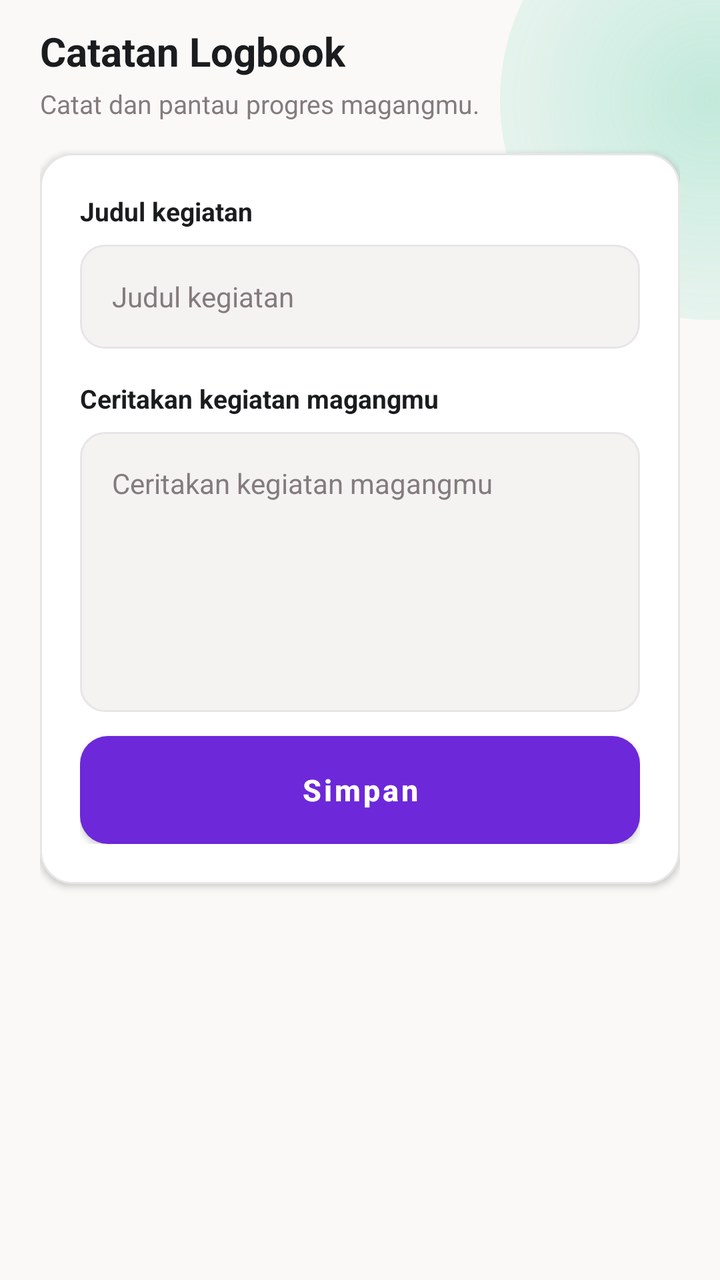
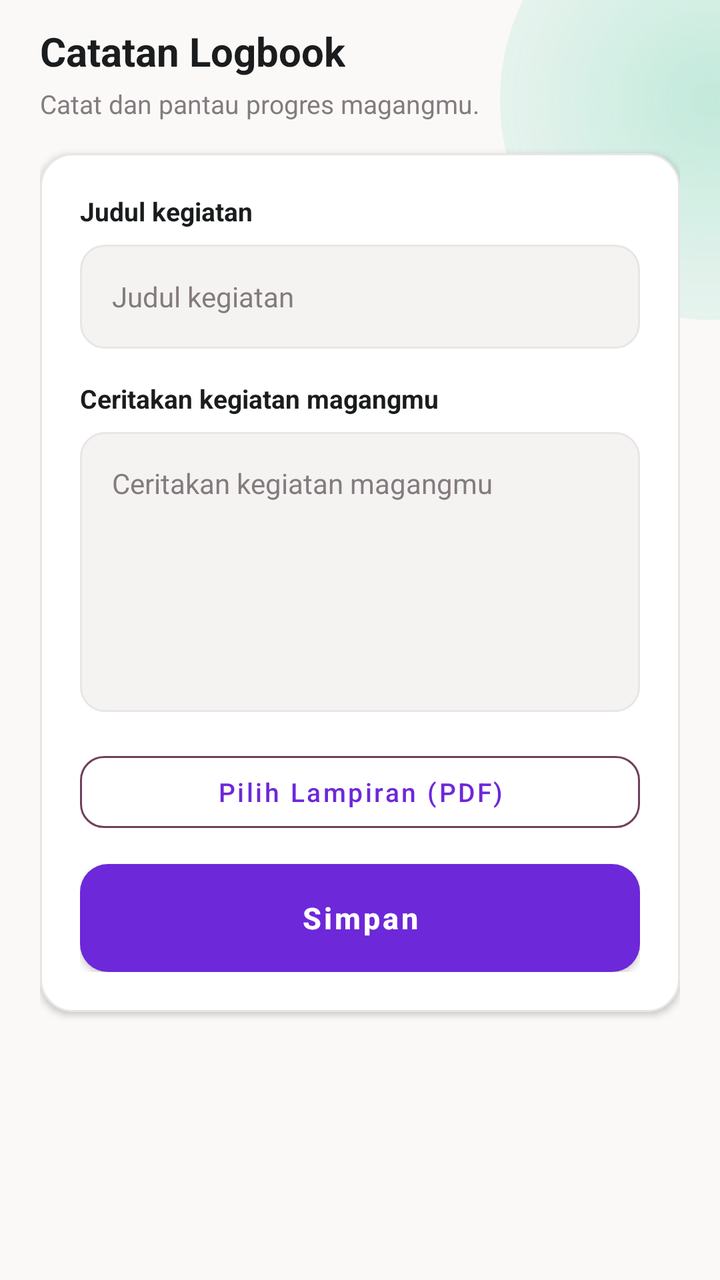

Before-and-after screenshots of an Android layout around one commit, followed by the original layout XML and the change that was made.
<!-- AndroidManifest.xml: activity theme Theme.Sixtern.Login -->
<!-- res/layout/activity_logbook_form.xml -->
<?xml version="1.0" encoding="utf-8"?>
<ScrollView xmlns:android="http://schemas.android.com/apk/res/android"
    xmlns:app="http://schemas.android.com/apk/res-auto"
    android:layout_width="match_parent"
    android:layout_height="match_parent"
    android:background="@drawable/bg_login"
    android:fillViewport="true"
    android:fitsSystemWindows="true">

    <LinearLayout
        android:layout_width="match_parent"
        android:layout_height="wrap_content"
        android:orientation="vertical"
        android:paddingStart="20dp"
        android:paddingEnd="20dp"
        android:paddingTop="12dp"
        android:paddingBottom="20dp">

        <TextView
            android:layout_width="wrap_content"
            android:layout_height="wrap_content"
            android:text="@string/logbook_form_title"
            android:textColor="@color/login_text_primary"
            android:textSize="20sp"
            android:textStyle="bold" />

        <TextView
            android:layout_width="wrap_content"
            android:layout_height="wrap_content"
            android:layout_marginTop="4dp"
            android:text="@string/logbook_subtitle"
            android:textColor="@color/login_text_secondary"
            android:textSize="13sp" />

        <LinearLayout
            android:layout_width="match_parent"
            android:layout_height="wrap_content"
            android:layout_marginTop="16dp"
            android:background="@drawable/bg_login_card"
            android:elevation="2dp"
            android:orientation="vertical"
            android:padding="20dp">

            <TextView
                android:layout_width="wrap_content"
                android:layout_height="wrap_content"
                android:text="@string/logbook_title_hint"
                android:textColor="@color/login_text_primary"
                android:textSize="13sp"
                android:textStyle="bold" />

            <EditText
                android:id="@+id/titleInput"
                android:layout_width="match_parent"
                android:layout_height="52dp"
                android:layout_marginTop="8dp"
                android:background="@drawable/bg_login_input"
                android:hint="@string/logbook_title_hint"
                android:importantForAutofill="no"
                android:inputType="text"
                android:paddingStart="16dp"
                android:paddingEnd="16dp"
                android:textColor="@color/login_text_primary"
                android:textColorHint="@color/login_text_secondary"
                android:textSize="14sp" />

            <TextView
                android:layout_width="wrap_content"
                android:layout_height="wrap_content"
                android:layout_marginTop="16dp"
                android:text="@string/logbook_desc_hint"
                android:textColor="@color/login_text_primary"
                android:textSize="13sp"
                android:textStyle="bold" />

            <EditText
                android:id="@+id/descInput"
                android:layout_width="match_parent"
                android:layout_height="140dp"
                android:layout_marginTop="8dp"
                android:background="@drawable/bg_login_input"
                android:gravity="top"
                android:hint="@string/logbook_desc_hint"
                android:importantForAutofill="no"
                android:inputType="textMultiLine"
                android:padding="16dp"
                android:textColor="@color/login_text_primary"
                android:textColorHint="@color/login_text_secondary"
                android:textSize="14sp" />

            <ProgressBar
                android:id="@+id/loadingBar"
                android:layout_width="wrap_content"
                android:layout_height="wrap_content"
                android:layout_gravity="center_horizontal"
                android:layout_marginTop="12dp"
                android:visibility="gone" />

            <Button
                android:id="@+id/saveButton"
                android:layout_width="match_parent"
                android:layout_height="54dp"
                android:layout_marginTop="12dp"
                android:background="@drawable/bg_login_button"
                android:backgroundTint="@null"
                android:text="@string/save"
                android:textAllCaps="false"
                android:textColor="@color/login_button_text"
                android:textSize="15sp"
                android:textStyle="bold" />
        </LinearLayout>
    </LinearLayout>
</ScrollView>
<!-- resources referenced by this layout -->
<resources>
  <color name="login_button_text">#FFFFFFFF</color>
  <color name="login_text_primary">#FF1A1C1E</color>
  <color name="login_text_secondary">#FF847B7F</color>
  <!-- drawable bg_login (drawable) -->
  <?xml version="1.0" encoding="utf-8"?>
  <layer-list xmlns:android="http://schemas.android.com/apk/res/android">
      
      <item>
          <shape android:shape="rectangle">
              <solid android:color="@color/login_bg" />
          </shape>
      </item>
      
      <item
          android:left="250dp"
          android:top="-60dp"
          android:right="-100dp"
          android:bottom="480dp">
          <shape android:shape="oval">
              <gradient
                  android:type="radial"
                  android:gradientRadius="180dp"
                  android:startColor="#3D10B981"
                  android:centerColor="#1A10B981"
                  android:endColor="#0010B981" />
          </shape>
      </item>
  </layer-list>
  <!-- drawable bg_login_button (drawable) -->
  <?xml version="1.0" encoding="utf-8"?>
  <shape xmlns:android="http://schemas.android.com/apk/res/android" android:shape="rectangle">
      <solid android:color="@color/login_button" />
      <corners android:radius="14dp" />
  </shape>
  <!-- drawable bg_login_card (drawable) -->
  <?xml version="1.0" encoding="utf-8"?>
  <shape xmlns:android="http://schemas.android.com/apk/res/android" android:shape="rectangle">
      <solid android:color="@color/login_card" />
      <stroke android:width="1dp" android:color="@color/login_input_stroke" />
      <corners android:radius="16dp" />
  </shape>
  <!-- drawable bg_login_input (drawable) -->
  <?xml version="1.0" encoding="utf-8"?>
  <shape xmlns:android="http://schemas.android.com/apk/res/android" android:shape="rectangle">
      <solid android:color="@color/login_input_fill" />
      <stroke android:width="1dp" android:color="@color/login_input_stroke" />
      <corners android:radius="12dp" />
  </shape>
  <string name="logbook_desc_hint">Ceritakan kegiatan magangmu</string>
  <string name="logbook_form_title">Catatan Logbook</string>
  <string name="logbook_subtitle">Catat dan pantau progres magangmu.</string>
  <string name="logbook_title_hint">Judul kegiatan</string>
  <string name="save">Simpan</string>
  <style name="Theme.Sixtern.Login" parent="Theme.MaterialComponents.Light.NoActionBar">
          <item name="colorPrimary">@color/sixtern_purple</item>
          <item name="colorOnPrimary">@color/white</item>
          <item name="colorSecondary">@color/sixtern_green</item>
          <item name="android:statusBarColor">@color/login_bg</item>
          <item name="android:windowLightStatusBar">true</item>
          <item name="android:windowBackground">@color/login_bg</item>
      </style>
  <color name="login_bg">#FFFAF9F8</color>
  <color name="login_button">#FF6F3F59</color>
  <color name="login_card">#FFFFFFFF</color>
  <color name="login_input_stroke">#FFE8E5E6</color>
  <color name="login_input_fill">#FFF4F3F2</color>
  <color name="sixtern_purple">#FF6D28D9</color>
  <color name="white">#FFFFFFFF</color>
  <color name="sixtern_green">#FF10B981</color>
</resources>

<!-- the commit's change to res/layout/activity_logbook_form.xml (unified diff, before → after) -->
@@ -88,6 +88,55 @@
                 android:textColorHint="@color/login_text_secondary"
                 android:textSize="14sp" />
 
+            
+            <Button
+                android:id="@+id/attachmentButton"
+                style="?attr/materialButtonOutlinedStyle"
+                android:layout_width="match_parent"
+                android:layout_height="48dp"
+                android:layout_marginTop="16dp"
+                android:insetLeft="0dp"
+                android:insetRight="0dp"
+                android:text="@string/logbook_attachment_pick"
+                android:textAllCaps="false"
+                android:textSize="13sp"
+                app:cornerRadius="12dp"
+                app:strokeColor="@color/login_button"
+                app:strokeWidth="1dp" />
+
+            <TextView
+                android:id="@+id/attachmentNameText"
+                android:layout_width="wrap_content"
+                android:layout_height="wrap_content"
+                android:layout_marginTop="6dp"
+                android:textColor="@color/sixtern_green_deep"
+                android:textSize="12sp"
+                android:visibility="gone" />
+
+            
+            <TextView
+                android:id="@+id/mentorNotesLabel"
+                android:layout_width="wrap_content"
+                android:layout_height="wrap_content"
+                android:layout_marginTop="16dp"
+                android:text="@string/logbook_form_mentor_notes"
+                android:textColor="@color/login_button"
+                android:textSize="13sp"
+                android:textStyle="bold"
+                android:visibility="gone" />
+
+            <TextView
+                android:id="@+id/mentorNotesText"
+                android:layout_width="match_parent"
+                android:layout_height="wrap_content"
+                android:layout_marginTop="6dp"
+                android:background="@drawable/bg_apply_status"
+                android:lineSpacingMultiplier="1.4"
+                android:padding="14dp"
+                android:textColor="@color/chip_rejected_text"
+                android:textSize="13sp"
+                android:visibility="gone" />
+
             <ProgressBar
                 android:id="@+id/loadingBar"
                 android:layout_width="wrap_content"
<!-- resource entries referenced after the edit -->
@@ -1,8 +1,20 @@
 <!-- resources referenced by this layout -->
 <resources>
+  <color name="chip_rejected_text">#FFC0392B</color>
   <color name="login_button_text">#FFFFFFFF</color>
   <color name="login_text_primary">#FF1A1C1E</color>
   <color name="login_text_secondary">#FF847B7F</color>
+  <color name="sixtern_green_deep">#FF0B7A55</color>
+  <!-- drawable bg_apply_status (drawable) -->
+  <?xml version="1.0" encoding="utf-8"?>
+  <shape xmlns:android="http://schemas.android.com/apk/res/android"
+      android:shape="rectangle">
+      <solid android:color="@color/login_input_fill" />
+      <stroke
+          android:width="1dp"
+          android:color="@color/login_input_stroke" />
+      <corners android:radius="8dp" />
+  </shape>
   <!-- drawable bg_login (drawable) -->
   <?xml version="1.0" encoding="utf-8"?>
   <layer-list xmlns:android="http://schemas.android.com/apk/res/android">
@@ -48,7 +60,9 @@
       <stroke android:width="1dp" android:color="@color/login_input_stroke" />
       <corners android:radius="12dp" />
   </shape>
+  <string name="logbook_attachment_pick">Pilih Lampiran (PDF)</string>
   <string name="logbook_desc_hint">Ceritakan kegiatan magangmu</string>
+  <string name="logbook_form_mentor_notes">Catatan Mentor (read-only)</string>
   <string name="logbook_form_title">Catatan Logbook</string>
   <string name="logbook_subtitle">Catat dan pantau progres magangmu.</string>
   <string name="logbook_title_hint">Judul kegiatan</string>
